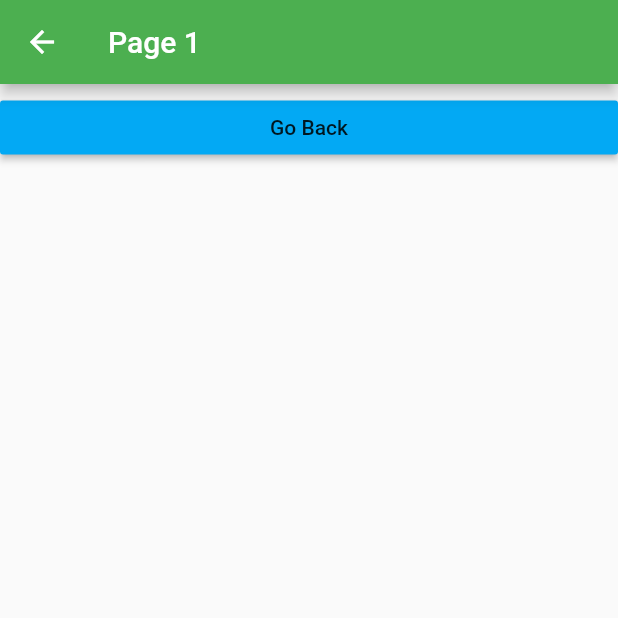
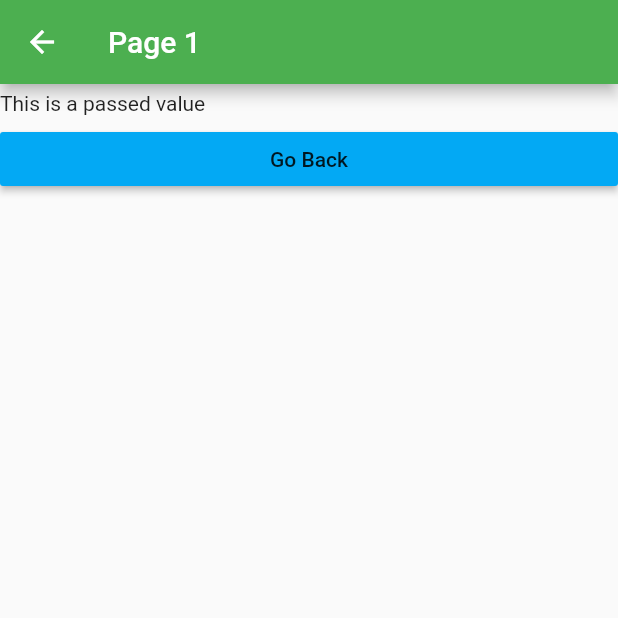
Before and after one commit to Azimul-Haque/flutter-onesignal, a Flutter app: the screen it shows after launch, in the side drawer, after a tap on "Subjects", on a phone screen of 412 x 824 dp, the top half of it. Run offline on Flutter 3.47's test engine with Material 2 defaults, Android fonts, the phone set to English and light mode, and no system bars; our stand-ins replace fluttertoast.

Commit message:
ASDASDSD32234

```diff
--- a/lib/main.dart
+++ b/lib/main.dart
@@ -181,7 +181,9 @@ class _HomePageState extends State<HomePage> {
           leading: Icon(Icons.library_books),
           title: Text("Subjects"),
           onTap: (){
-            Route route = MaterialPageRoute(builder: (context) => PageOne());
+            var message = "This is a passed value";
+            Route route = MaterialPageRoute(builder: (context) => PageOne(message));
+            Navigator.pop(context); // this line closes the drawer
             Navigator.push(context, route);
           },
         ),
--- a/lib/pages/page1.dart
+++ b/lib/pages/page1.dart
@@ -2,12 +2,15 @@ import 'package:flutter/material.dart';
 import 'package:fluttertoast/fluttertoast.dart';
 
 class PageOne extends StatefulWidget {
+  var m;
+  PageOne(this.m);
   @override
-  _PageOneState createState() => _PageOneState();
+  _PageOneState createState() => _PageOneState(this.m);
 }
 
 class _PageOneState extends State<PageOne> {
-
+  var m;
+  _PageOneState(this.m);
   final GlobalKey <ScaffoldState> _globalKey = GlobalKey <ScaffoldState>();
   _showSnackbar(String textForSnackbar) {
     var _mySnackbar = SnackBar(content: Text(textForSnackbar),);
@@ -28,6 +31,8 @@ class _PageOneState extends State<PageOne> {
       appBar: AppBar(title: Text('Page 1')),
       body: ListView(children: <Widget>[
         SizedBox(height: 5,),
+        Text(m),
+        SizedBox(height: 5,),
         RaisedButton(
           child: Text("Go Back"),
           color: Colors.lightBlue,
```
